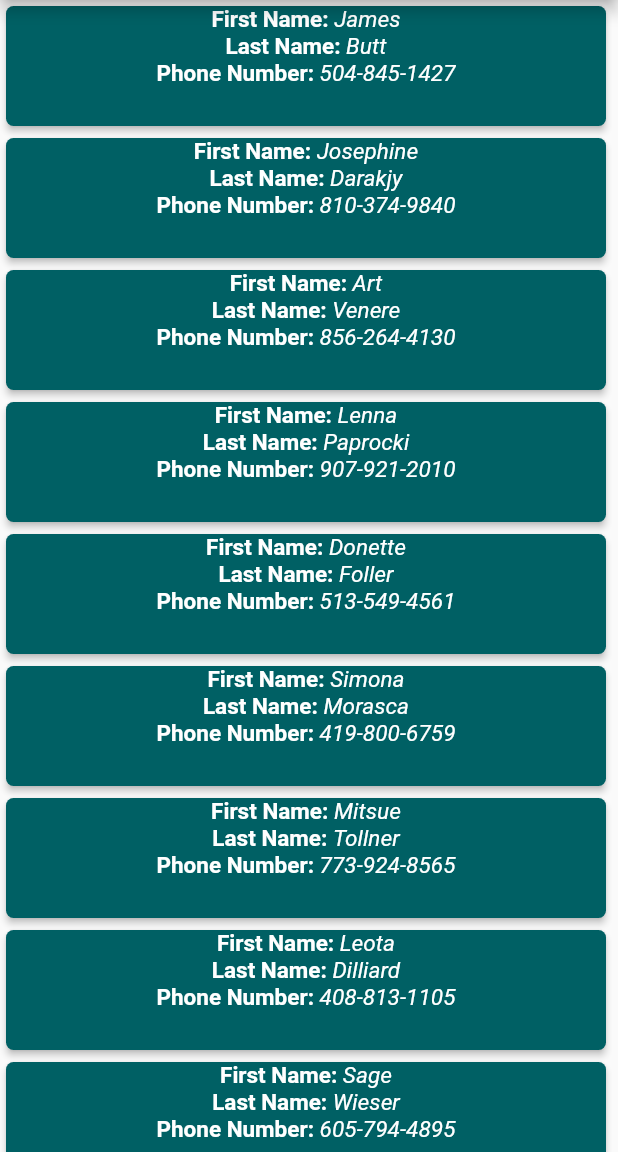
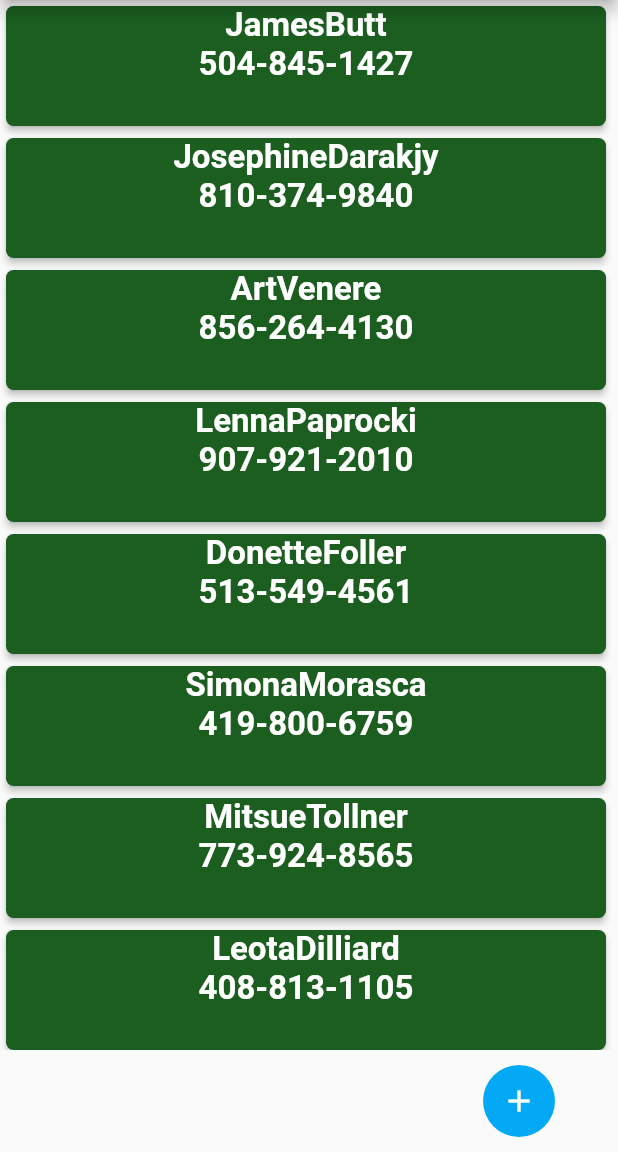
Before and after one commit to rahulh25/FlutterContactsApp, a Flutter app: the screen it shows after launch, on a phone screen of 412 x 824 dp, the part 84-1236 px from its top. Run offline on Flutter 3.47's test engine with Material 2 defaults, Android fonts, the light colour scheme and no system bars.

Commit message:
Adding Add Contact Widget

```diff
--- a/lib/Widgets/contacts_home_widget/contact_details_text_widget.dart
+++ b/lib/Widgets/contacts_home_widget/contact_details_text_widget.dart
@@ -1,10 +1,8 @@
 import 'package:flutter/material.dart';
 
 class ContactDetailsTextWidget extends StatefulWidget {
-  const ContactDetailsTextWidget(
-      {Key? key, required this.labelTxt, required this.fieldValue})
+  const ContactDetailsTextWidget({Key? key, required this.fieldValue})
       : super(key: key);
-  final String labelTxt;
   final String fieldValue;
   @override
   State<StatefulWidget> createState() {
@@ -20,16 +18,10 @@ class ContactDetailsTextWidgetState extends State<ContactDetailsTextWidget> {
         // default text style
         children: <TextSpan>[
           TextSpan(
-              text: widget.labelTxt,
+              text: widget.fieldValue,
               style: const TextStyle(
                   fontWeight: FontWeight.bold,
-                  fontSize: 15,
-                  color: Colors.white)),
-          TextSpan(
-              text: widget.fieldValue,
-              style: const TextStyle(
-                  fontStyle: FontStyle.italic,
-                  fontSize: 15,
+                  fontSize: 22,
                   color: Colors.white)),
         ],
       ),
--- a/lib/Widgets/contacts_home_widget/contacts_card_widget.dart
+++ b/lib/Widgets/contacts_home_widget/contacts_card_widget.dart
@@ -34,7 +34,7 @@ List<Widget> getList(BuildContext context,
         shape: RoundedRectangleBorder(
           borderRadius: BorderRadius.circular(5.0),
         ),
-        color: Colors.cyan[900],
+        color: Colors.green[900],
         elevation: 2,
         child: InkWell(
           splashColor: Colors.blue.withAlpha(30),
@@ -53,11 +53,8 @@ List<Widget> getList(BuildContext context,
             child: Column(
               children: [
                 ContactDetailsTextWidget(
-                    labelTxt: 'First Name: ', fieldValue: contact.firstName),
-                ContactDetailsTextWidget(
-                    labelTxt: 'Last Name: ', fieldValue: contact.lastName),
-                ContactDetailsTextWidget(
-                    labelTxt: 'Phone Number: ', fieldValue: contact.phoneNumber)
+                    fieldValue: contact.firstName + contact.lastName),
+                ContactDetailsTextWidget(fieldValue: contact.phoneNumber),
               ],
             ),
           ),
--- a/lib/main.dart
+++ b/lib/main.dart
@@ -1,5 +1,7 @@
 import 'package:flutter/material.dart';
 
+
+import 'Widgets/contacts_home_widget/bottom_button_widget.dart';
 import 'Widgets/contacts_home_widget/contacts_card_widget.dart';
 
 void main() => runApp(const ContactsApp());
@@ -13,12 +15,15 @@ class ContactsApp extends StatelessWidget {
   @override
   Widget build(BuildContext context) {
     return MaterialApp(
-      title: _title,
-      home: Scaffold(
-        appBar: AppBar(title: const Text(_title),backgroundColor: Colors.lightGreen[900],),
-        body: const ContactsHomeWidget(),
-      ),
-    );
+        title: _title,
+        home: Scaffold(
+          appBar: AppBar(
+            title: const Text(_title),
+            backgroundColor: Colors.lightGreen[900],
+          ),
+          body: const ContactsHomeWidget(),
+          bottomNavigationBar: const AddButtonWidget(),
+        ));
   }
 }
 
```
Also changed, not shown: lib/Widgets/contacts_home_widget/add_contacts_widget.dart (added, +90 -0 lines), lib/Widgets/contacts_home_widget/bottom_button_widget.dart (added, +37 -0 lines), lib/Widgets/popup_widget/confirm_dialog_widget.dart (+6 -3 lines), lib/services/contact_services.dart (+9 -1 lines).
